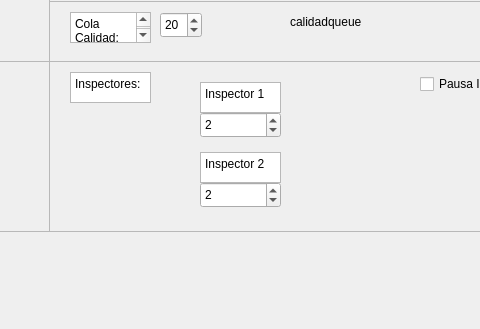
First picture: the form in MonsterFactory/mainwindow.ui, repository arty4325/IC2001-MonsterFactory, before the edit; both pictures show x 391 to 871 and y 439 to 768 of the 1366 by 768 pixel window.
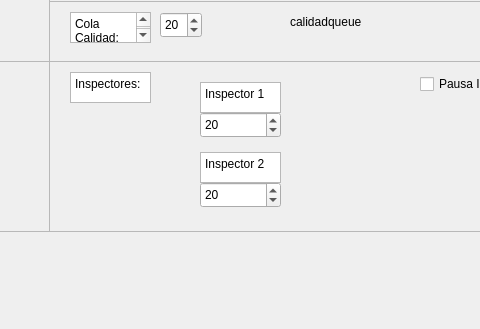
Second picture: the form after the edit.

```diff
--- a/MonsterFactory/mainwindow.ui
+++ b/MonsterFactory/mainwindow.ui
@@ -998,8 +998,11 @@
       <property name="minimum">
        <number>1</number>
       </property>
+      <property name="maximum">
+       <number>100</number>
+      </property>
       <property name="value">
-       <number>2</number>
+       <number>20</number>
       </property>
      </widget>
      <widget class="QSpinBox" name="inspector2SpinBox">
@@ -1014,8 +1017,14 @@
       <property name="minimum">
        <number>1</number>
       </property>
+      <property name="maximum">
+       <number>100</number>
+      </property>
+      <property name="singleStep">
+       <number>1</number>
+      </property>
       <property name="value">
-       <number>2</number>
+       <number>20</number>
       </property>
      </widget>
     </widget>
```
